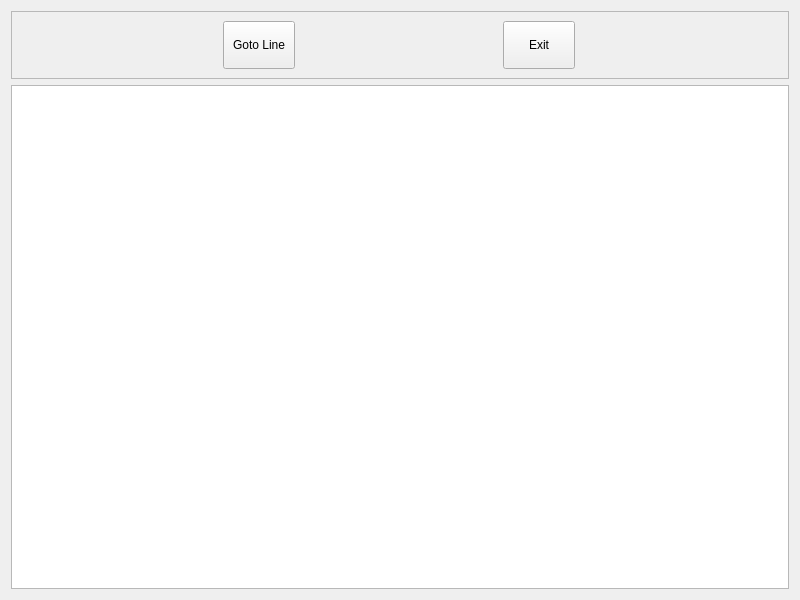
Old version of the form cte/cteerrorlist.ui in the repository MECTsrl/mect_plugins.
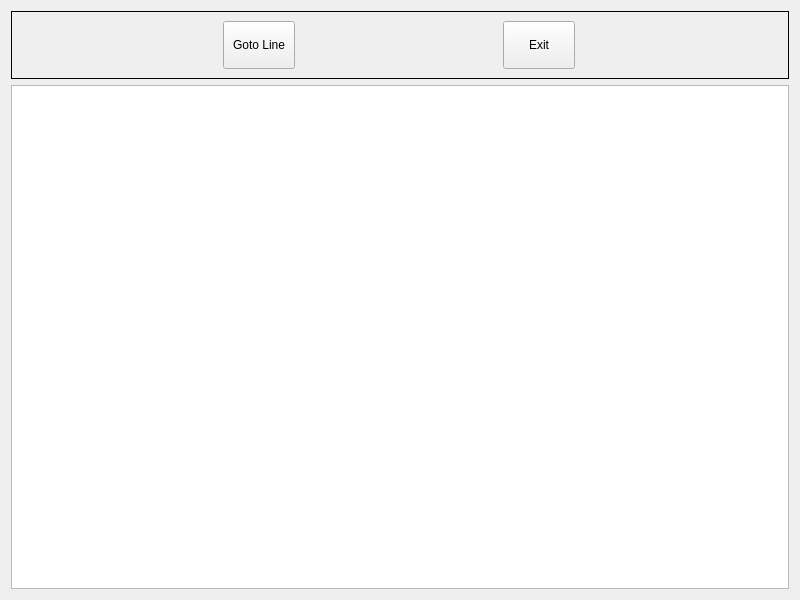
New version of the form.

Patch:
```diff
--- a/cte/cteerrorlist.ui
+++ b/cte/cteerrorlist.ui
@@ -17,10 +17,10 @@
    <item>
     <widget class="QFrame" name="fraBottoni">
      <property name="frameShape">
-      <enum>QFrame::StyledPanel</enum>
+      <enum>QFrame::Box</enum>
      </property>
      <property name="frameShadow">
-      <enum>QFrame::Raised</enum>
+      <enum>QFrame::Plain</enum>
      </property>
      <layout class="QHBoxLayout" name="horizontalLayout_3">
       <item>
```
Left out of the diff: 19 changed lines with no effect on the pictures.
